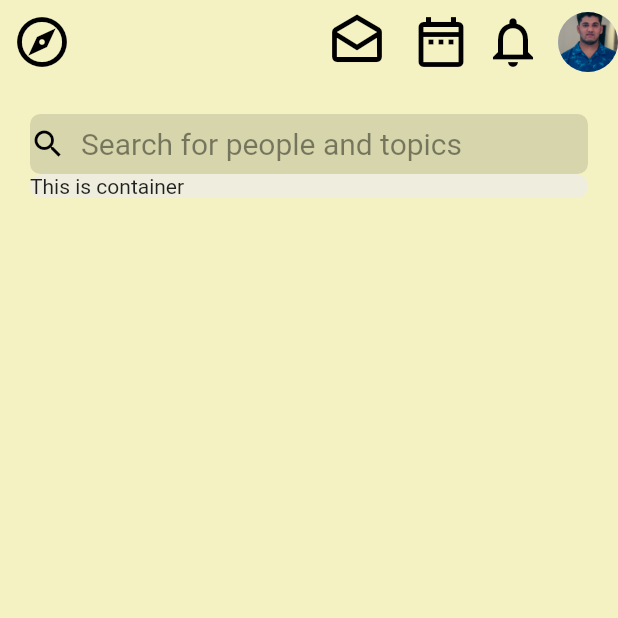
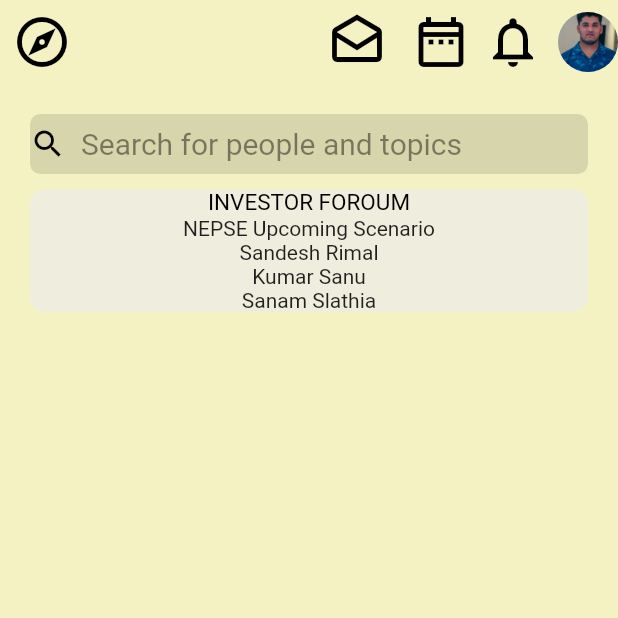
Before and after one commit to sandesh101/clubhouse-clone, a Flutter app: the screen it shows after launch, on a phone screen of 412 x 824 dp, the top half of it. Run offline on Flutter 3.47's test engine with Material 2 defaults, Android fonts, the light colour scheme and no system bars.

Commit message:
Fix: One container of room

```diff
--- a/lib/Widgets/commingrooms.dart
+++ b/lib/Widgets/commingrooms.dart
@@ -1,15 +1,47 @@
+import 'dart:convert';
+
 import 'package:clubhouse_clone/Variables/variables.dart';
 import 'package:flutter/material.dart';
 
-class CommingRooms extends StatelessWidget {
+class CommingRooms extends StatefulWidget {
+  @override
+  _CommingRoomsState createState() => _CommingRoomsState();
+}
+
+class _CommingRoomsState extends State<CommingRooms> {
+  Widget roomDetails(
+    String roomTitle,
+    String roomName,
+    String fpName,
+    String spName,
+    String tpName,
+  ) {
+    return Padding(
+      padding: const EdgeInsets.only(top: 10),
+      child: Container(
+        decoration: BoxDecoration(
+          color: Variables.rooms,
+          borderRadius: BorderRadius.circular(10),
+        ),
+        child: Column(
+          children: [
+            Text(
+              roomTitle,
+              style: const TextStyle(fontSize: 15, color: Colors.black),
+            ),
+            Text(roomName),
+            Text(fpName),
+            Text(spName),
+            Text(tpName),
+          ],
+        ),
+      ),
+    );
+  }
+
   @override
   Widget build(BuildContext context) {
-    return Container(
-      decoration: BoxDecoration(
-        color: Variables.rooms,
-        borderRadius: BorderRadius.circular(10),
-      ),
-      child: Text('This is container'),
-    );
+    return roomDetails('INVESTOR FOROUM', 'NEPSE Upcoming Scenario',
+        'Sandesh Rimal', 'Kumar Sanu', 'Sanam Slathia');
   }
 }
```
